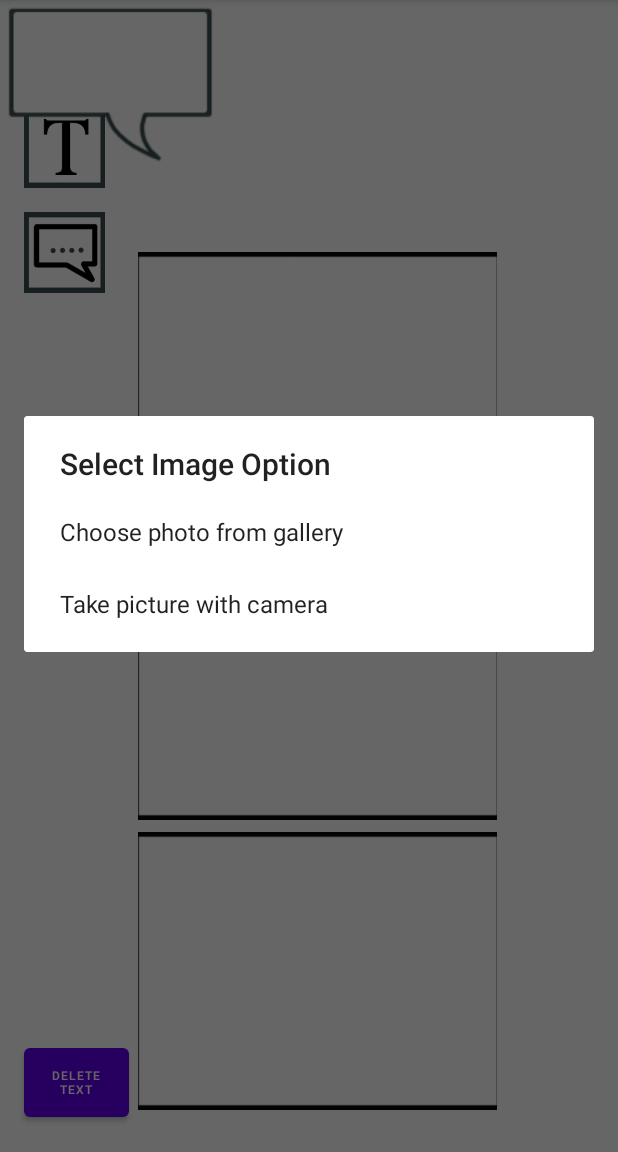
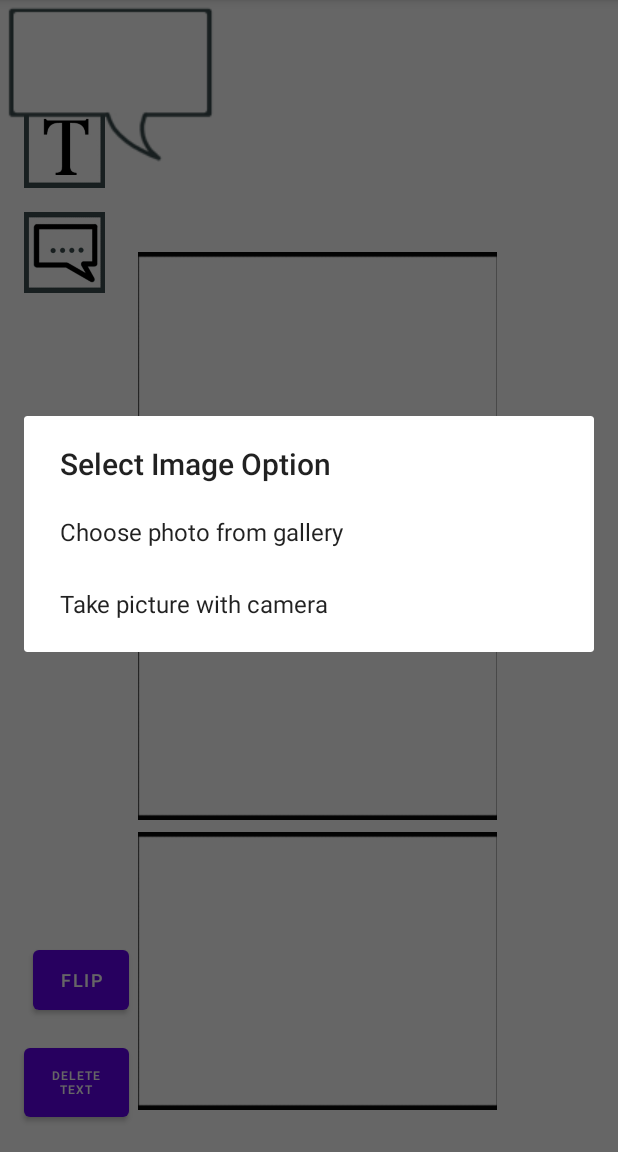
Before and after one commit to stevoh30/ComicStrip_Application, an Android app: the Activity_Template1 screen opened directly, with no data from a screen before it, after a tap on "TODO", on a phone screen of 412 x 824 dp, the part 84-1236 px from its top. Run offline under Robolectric (Android 15) with nearby library versions, the phone set to English and light mode, and no system bars; 1 other tap on this screen came first.

Commit message:
Added Flip Horizontal Button
Add a button that changers variable to true which allows the next object selected with the onClickListener functionality to be flipped horizontally.

```diff
--- a/app/src/main/java/com/example/comicstrip_application/Activity_Template1.java
+++ b/app/src/main/java/com/example/comicstrip_application/Activity_Template1.java
@@ -17,7 +17,9 @@ import android.content.Intent;
 import android.content.pm.PackageManager;
 import android.graphics.Bitmap;
 import android.graphics.Color;
+import android.graphics.Matrix;
 import android.graphics.PorterDuff;
+import android.graphics.drawable.BitmapDrawable;
 import android.graphics.drawable.Drawable;
 import android.net.Uri;
 import android.os.Bundle;
@@ -44,11 +46,13 @@ public class Activity_Template1 extends AppCompatActivity {
     //Declare variables
     private ImageView imageView1, imageView2, imageView3,
             imageViewCreateText, imageViewCreateBubble;
-    private Button btnCreateTxt, btnDeleteTxt;
+    private Button btnFlip, btnDeleteTxt;
     byte imageViewSelector = 0;
     private Context context;
     private String m_Text = "";
     private Boolean delete = false;
+    private Boolean flip = false;
+    private Boolean flipped = false;
 
 
     // Request code gallery
@@ -59,6 +63,7 @@ public class Activity_Template1 extends AppCompatActivity {
 
     private TextView tv;
     int image_ID = 0;
+
 
 
     @Override
@@ -73,6 +78,7 @@ public class Activity_Template1 extends AppCompatActivity {
         imageViewCreateText = findViewById(R.id.imgCreateText);
         imageViewCreateBubble = findViewById(R.id.imgCreateBubble);
         btnDeleteTxt = findViewById(R.id.btnDelete);
+        btnFlip = findViewById(R.id.btnFlipImage);
         ConstraintLayout layout = findViewById(R.id.myLayout);
         context = this;
 
@@ -105,6 +111,15 @@ public class Activity_Template1 extends AppCompatActivity {
                         tv.setPadding(20, 10, 0, 0);
                         tv.setGravity(Gravity.CENTER);
                         tv.setOnTouchListener(new MyTouchListener());
+                        tv.setOnClickListener(new View.OnClickListener() {
+                            @Override
+                            public void onClick(View view) {
+                                if(delete == true){
+                                    layout.removeView(view);
+                                    delete = false;
+                                }
+                            }
+                        });
 
                         layout.addView(tv);
                     }
@@ -130,16 +145,37 @@ public class Activity_Template1 extends AppCompatActivity {
                 //image.set
                 //adds ontouchlistener event for dragging object
                 image.setOnTouchListener(new MyTouchListener());
+                /* add clickListener that allows object to be deleted */
+                image.setOnClickListener(new View.OnClickListener() {
+                    @Override
+                    public void onClick(View view) {
+                        if(delete == true){
+                            layout.removeView(view);
+                            delete = false;
+                        }
+                        if(flip == true){
+                            image.setImageBitmap(flipImage(((BitmapDrawable) image.getDrawable()).getBitmap()));
+                            flip = false;
+                        }
+                    }
+                });
                 layout.addView(image);
             }
         });
        btnDeleteTxt.setOnClickListener(new View.OnClickListener() {
             @Override
            public void onClick(View v) {
-            tv.setText("");
-
+                //when clicked, user selects object which is removed from the layout
+                delete = true;
             }
        });
+       btnFlip.setOnClickListener(new View.OnClickListener() {
+           @Override
+           public void onClick(View view) {
+               flip = true;
+           }
+        });
+
 
         // create onClick functionality for imageviews to operate as buttons
         imageView1.setOnClickListener(new View.OnClickListener() {
@@ -167,8 +203,15 @@ public class Activity_Template1 extends AppCompatActivity {
             }
         });
     }
-    private void removeSelectedObject(){
-        //when clicked, user selects object which is removed from the layout
+    private Bitmap flipImage(Bitmap image_bitmap) {
+
+        // create new matrix for transformation
+        Matrix matrix = new Matrix();
+        matrix.preScale(-1.0f, 1.0f);
+
+        Bitmap flipped_bitmap = Bitmap.createBitmap(image_bitmap, 0, 0, image_bitmap.getWidth(), image_bitmap.getHeight(), matrix, true);
+
+        return flipped_bitmap;
 
     }
 
@@ -340,6 +383,7 @@ public class Activity_Template1 extends AppCompatActivity {
             }
         }
     }
+
 }
 class MyTouchListener implements View.OnTouchListener {
     @Override
--- a/app/src/main/res/layout/activity__template1.xml
+++ b/app/src/main/res/layout/activity__template1.xml
@@ -89,4 +89,17 @@
         app:layout_constraintVertical_bias="0.1"
         app:srcCompat="@drawable/generatetext_icon" />
 
+    <Button
+        android:id="@+id/btnFlipImage"
+        android:layout_width="64dp"
+        android:layout_height="52dp"
+        android:text="Flip"
+        android:textSize="12sp"
+        app:layout_constraintBottom_toBottomOf="parent"
+        app:layout_constraintEnd_toEndOf="parent"
+        app:layout_constraintHorizontal_bias="0.063"
+        app:layout_constraintStart_toStartOf="parent"
+        app:layout_constraintTop_toTopOf="parent"
+        app:layout_constraintVertical_bias="0.876" />
+
 </androidx.constraintlayout.widget.ConstraintLayout>
```
